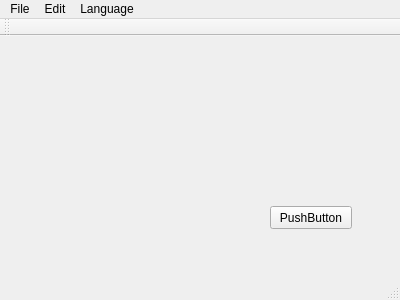
First picture: the form in Multilingual/mainwindow.ui, repository G-W-T/truelanguage, before the edit.
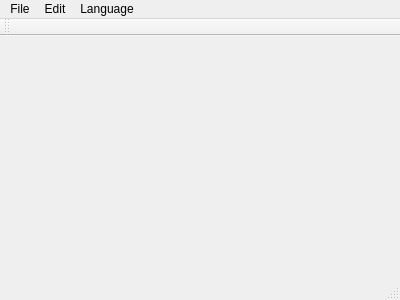
Second picture: the form after the edit.

```diff
--- a/Multilingual/mainwindow.ui
+++ b/Multilingual/mainwindow.ui
@@ -13,21 +13,7 @@
   <property name="windowTitle">
    <string>MainWindow</string>
   </property>
-  <widget class="QWidget" name="centralWidget">
-   <widget class="QPushButton" name="pushButton">
-    <property name="geometry">
-     <rect>
-      <x>270</x>
-      <y>170</y>
-      <width>82</width>
-      <height>23</height>
-     </rect>
-    </property>
-    <property name="text">
-     <string>PushButton</string>
-    </property>
-   </widget>
-  </widget>
+  <widget class="QWidget" name="centralWidget"/>
   <widget class="QMenuBar" name="menuBar">
    <property name="geometry">
     <rect>
```
Left out of the diff: 8 changed lines with no effect on the pictures.
